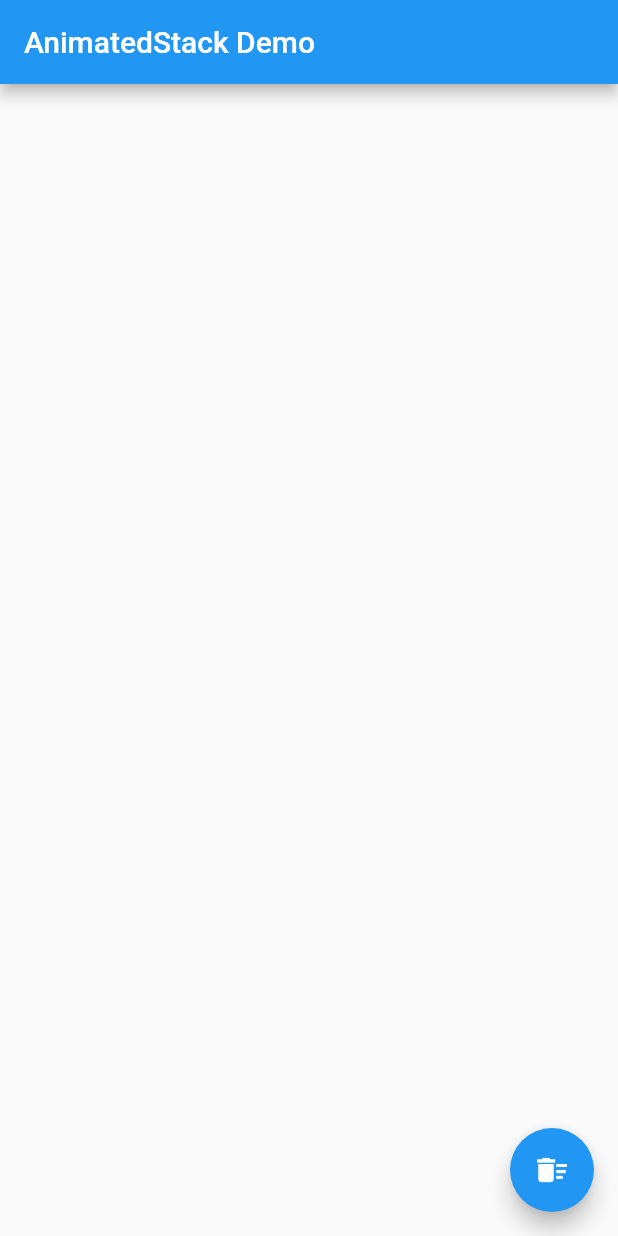
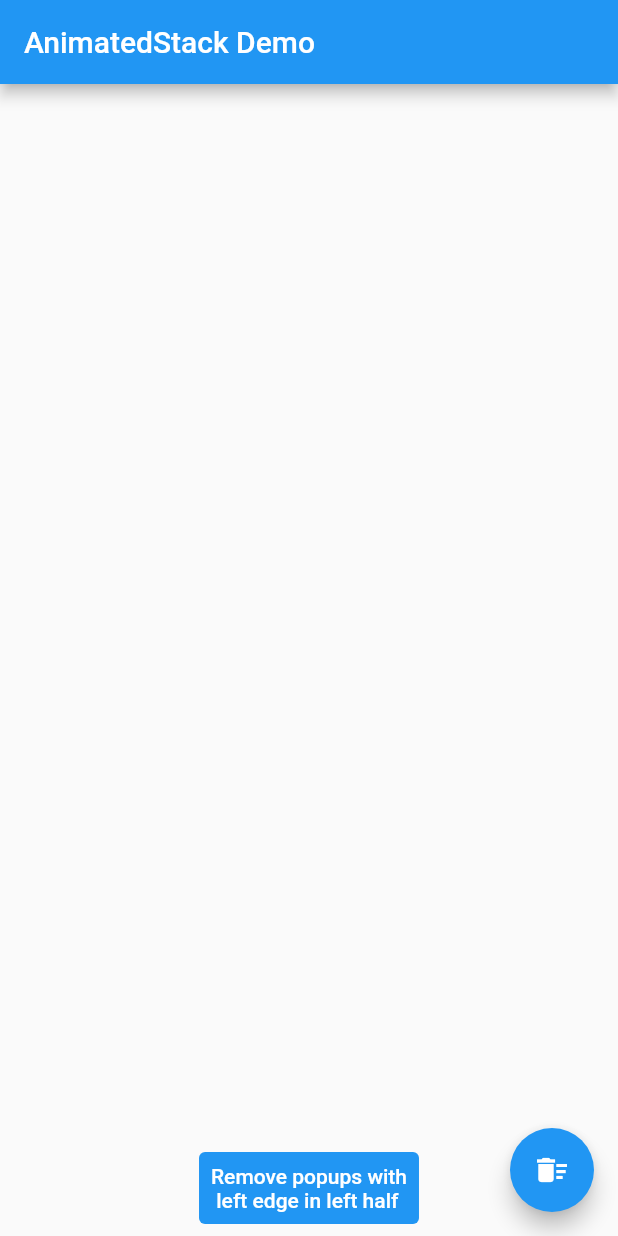
Before and after one commit to rorystephenson/animated_stack, a Flutter app: the screen it shows after launch, on a phone screen of 412 x 824 dp. Run offline on Flutter 3.47's test engine with Material 2 defaults, Android fonts, the phone set to English and light mode, and no system bars.

Commit message:
Add removeWhere to the AnimatedStackManager to allow selectively removing the popups

```diff
--- a/example/lib/main.dart
+++ b/example/lib/main.dart
@@ -59,6 +59,8 @@ class _AnimatedStackExampleHomePageState
           onTapUp: (tapDetails) {
             _insert(tapDetails.localPosition.dx, tapDetails.localPosition.dy);
           },
+          child: Column(children: [
+            Expanded(
               child: Container(
                 child: LayoutBuilder(
                   builder: (context, constraints) => AnimatedStack(
@@ -69,6 +71,23 @@ class _AnimatedStackExampleHomePageState
                   ),
                 ),
               ),
+            ),
+            Padding(
+              padding: EdgeInsets.all(8),
+              child: TextButton(
+                onPressed: () {
+                  final halfWidth = MediaQuery.of(context).size.width / 2;
+                  _animatedStackManager
+                      .removeWhere((itemData) => itemData.x < halfWidth);
+                },
+                child: Text('Remove popups with\n left edge in left half'),
+                style: ButtonStyle(
+                  foregroundColor: MaterialStateProperty.all(Colors.white),
+                  backgroundColor: MaterialStateProperty.all(Colors.blue),
+                ),
+              ),
+            ),
+          ]),
         ),
       ),
     );
--- a/pubspec.yaml
+++ b/pubspec.yaml
@@ -1,6 +1,6 @@
 name: animated_stack_widget
 description: A Stack widget which supports animated addition/removal of children.
-version: 0.0.2+1
+version: 0.0.3
 homepage: https://github.com/rorystephenson/animated_stack
 
 environment:
```
Also changed, not shown: lib/src/animated_stack_manager.dart (+22 -0 lines), example/pubspec.lock, pubspec.lock, 1 other file. Lines whose indentation alone changed are shown as unchanged.
